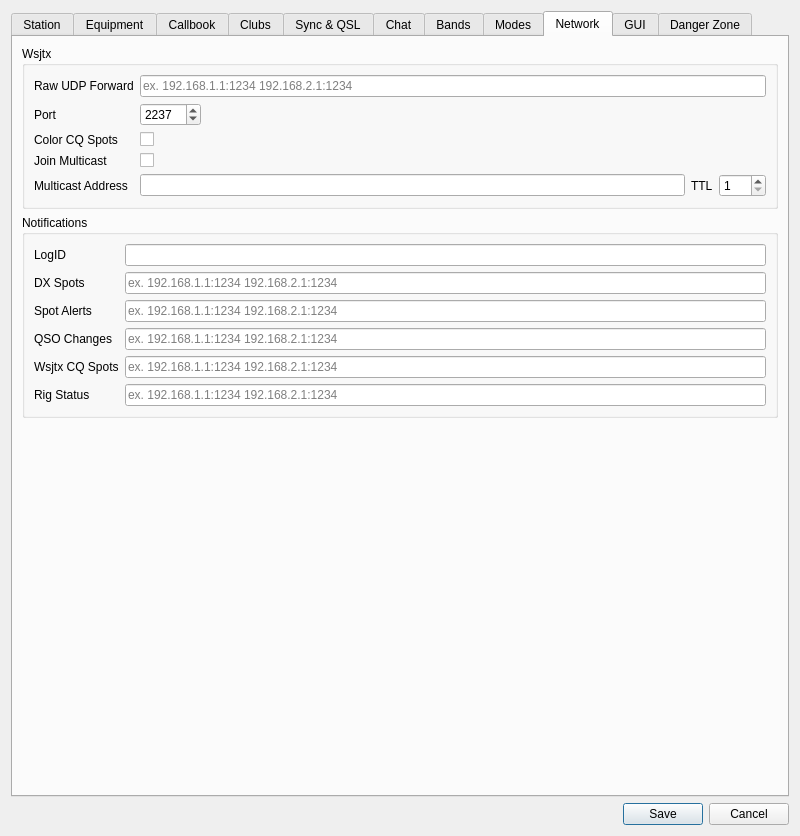
Old version of the form ui/SettingsDialog.ui in the repository aa5sh/QLog.
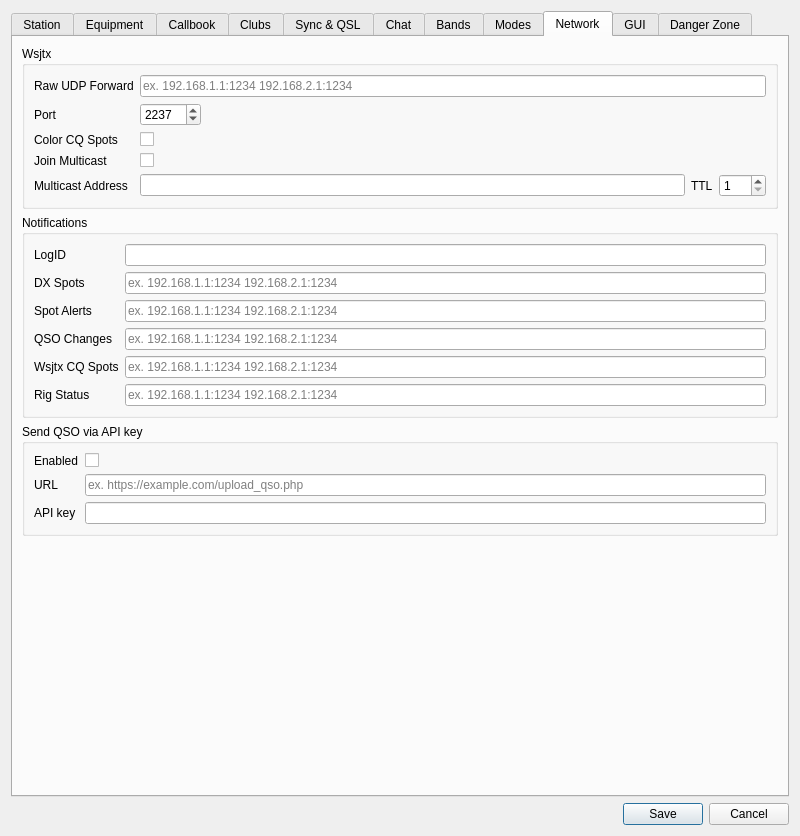
New version of the form. The open tabs and pages were chosen to show the change. Icons and pictures are not drawn. Custom widgets are drawn as their Qt base class.

Commit message: QSO API key sender (HTTP/apikey-login) - Settings -> Network

```diff
--- a/ui/SettingsDialog.ui
+++ b/ui/SettingsDialog.ui
@@ -4771,6 +4771,63 @@
          </layout>
         </widget>
        </item>
+       <item>
+        <widget class="QGroupBox" name="groupBox_qsoApi">
+         <property name="title">
+          <string>Send QSO via API key</string>
+         </property>
+         <layout class="QFormLayout" name="formLayout_qsoApi">
+          <item row="0" column="0">
+           <widget class="QLabel" name="qsoApiEnabledLabel">
+            <property name="text">
+             <string>Enabled</string>
+            </property>
+           </widget>
+          </item>
+          <item row="0" column="1">
+           <widget class="QCheckBox" name="qsoApiEnabledCheckbox">
+            <property name="toolTip">
+             <string>&lt;p&gt;When enabled, every logged QSO is sent to the URL below.&lt;/p&gt;First a POST request carries the API key (never in the URL/logs), then a GET request carries the QSO fields.</string>
+            </property>
+            <property name="text">
+             <string/>
+            </property>
+           </widget>
+          </item>
+          <item row="1" column="0">
+           <widget class="QLabel" name="qsoApiUrlLabel">
+            <property name="text">
+             <string>URL</string>
+            </property>
+           </widget>
+          </item>
+          <item row="1" column="1">
+           <widget class="QLineEdit" name="qsoApiUrlEdit">
+            <property name="toolTip">
+             <string>Endpoint URL of the third-party service. Use an https:// URL so that both the API-key POST and the QSO GET are encrypted in transit.</string>
+            </property>
+            <property name="placeholderText">
+             <string>ex. https://example.com/upload_qso.php</string>
+            </property>
+           </widget>
+          </item>
+          <item row="2" column="0">
+           <widget class="QLabel" name="qsoApiKeyLabel">
+            <property name="text">
+             <string>API key</string>
+            </property>
+           </widget>
+          </item>
+          <item row="2" column="1">
+           <widget class="QLineEdit" name="qsoApiKeyEdit">
+            <property name="echoMode">
+             <enum>QLineEdit::Password</enum>
+            </property>
+           </widget>
+          </item>
+         </layout>
+        </widget>
+       </item>
        <item>
         <spacer name="verticalSpacer_3">
          <property name="orientation">
```
The commit also changes 18 other files.
